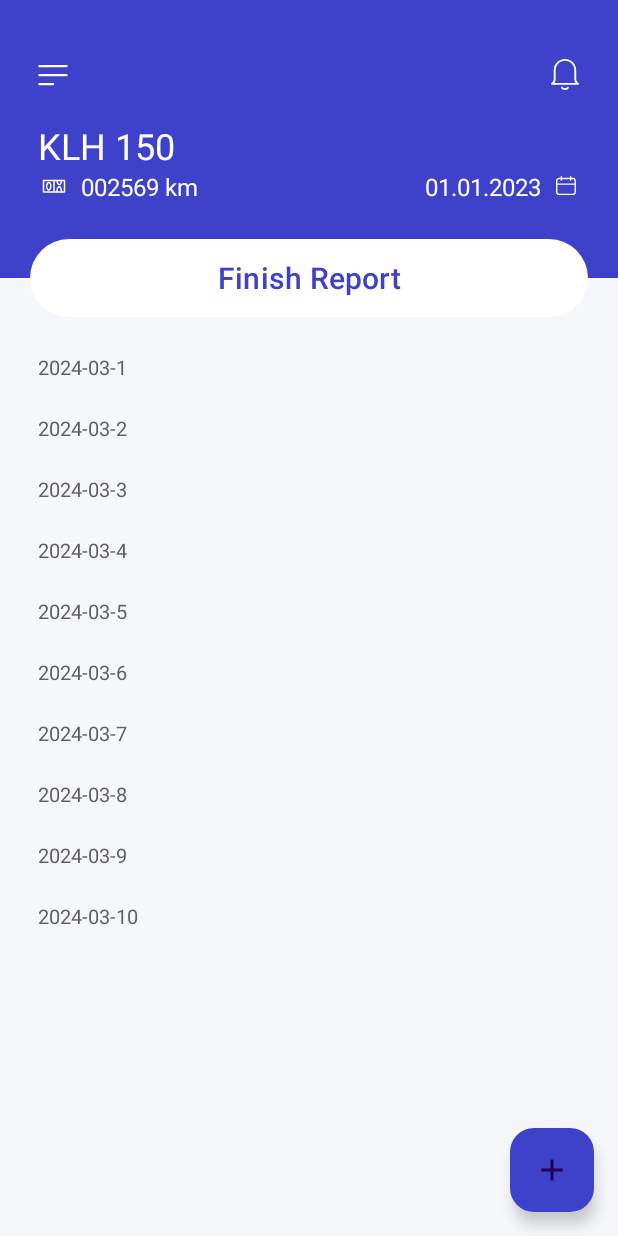
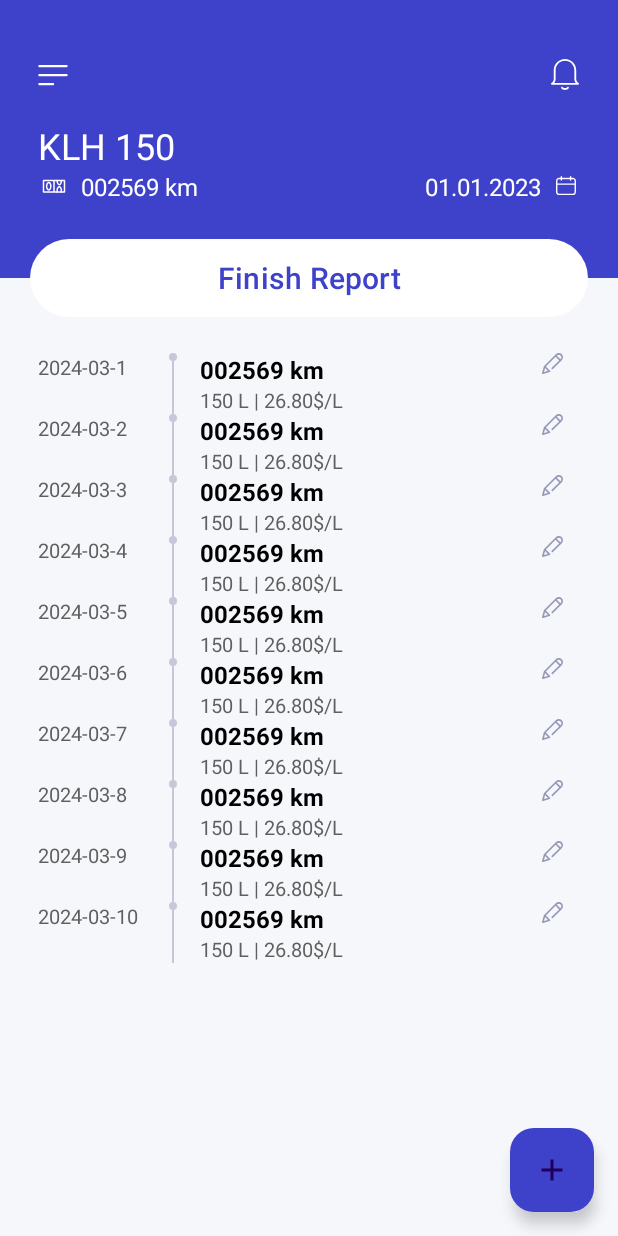
Before and after one commit to iiasceriwebmaster/Domenator, an Android app: the ReportActivity screen opened directly, with no data from a screen before it, on a phone screen of 412 x 824 dp. Run offline under Robolectric (Android 15) with nearby library versions, the phone set to English and light mode, and no system bars; our stand-ins replace data binding.

Commit message:
Added dot

```diff
--- a/app/src/main/AndroidManifest.xml
+++ b/app/src/main/AndroidManifest.xml
@@ -34,7 +34,7 @@
             android:name=".md.webmasterstudio.domenator.activities.CarReceptionActivity"
             android:exported="true" />
         <activity
-            android:name=".md.webmasterstudio.domenator.activities.ReportActivity"
+            android:name=".ui.activities.ReportActivity"
             android:exported="true" />
         <activity
             android:name=".md.webmasterstudio.domenator.activities.login.LoginActivity"
--- a/app/src/main/java/md/webmasterstudio/domenator/ui/activities/CarReceptionActivity.kt
+++ b/app/src/main/java/md/webmasterstudio/domenator/ui/activities/CarReceptionActivity.kt
@@ -15,6 +15,7 @@ import md.webmasterstudio.domenator.md.webmasterstudio.domenator.adapters.ImageA
 import md.webmasterstudio.domenator.ui.viewmodels.CarReceptionViewModel
 import md.webmasterstudio.domenator.md.webmasterstudio.domenator.viewutility.GridSpacingItemDecoration
 import md.webmasterstudio.domenator.ui.activities.NotificationActivity
+import md.webmasterstudio.domenator.ui.activities.ReportActivity
 
 class CarReceptionActivity : AppCompatActivity() {
 
--- a/app/src/main/java/md/webmasterstudio/domenator/ui/activities/ReportActivity.kt
+++ b/app/src/main/java/md/webmasterstudio/domenator/ui/activities/ReportActivity.kt
@@ -1,4 +1,4 @@
-package md.webmasterstudio.domenator.md.webmasterstudio.domenator.activities
+package md.webmasterstudio.domenator.ui.activities
 
 import android.os.Bundle
 import androidx.activity.enableEdgeToEdge
--- a/app/src/main/java/md/webmasterstudio/domenator/ui/adapters/ReportAdapter.kt
+++ b/app/src/main/java/md/webmasterstudio/domenator/ui/adapters/ReportAdapter.kt
@@ -23,10 +23,8 @@ class ReportAdapter(private var reportItems: List<ReportItem>) :
     override fun onBindViewHolder(holder: ReportViewHolder, position: Int) {
         val reportItem = reportItems[position]
         holder.reportDate.text = reportItem.date
-        // Load image into ImageView using Glide or Picasso or any other image loading library
-//        Glide.with(holder.itemView)
-//            .load(imageUri)
-//            .into(holder.imageView)
+        holder.reportDistance.text = reportItem.km
+        holder.reportConsumption.text = reportItem.quantityAndPricePerUnit
     }
 
     override fun getItemCount() = reportItems.size
@@ -38,6 +36,8 @@ class ReportAdapter(private var reportItems: List<ReportItem>) :
 
     inner class ReportViewHolder(itemView: View) : RecyclerView.ViewHolder(itemView) {
         val reportDate: TextView = itemView.findViewById(R.id.reportDate)
+        val reportDistance: TextView = itemView.findViewById(R.id.reportDistance)
+        val reportConsumption: TextView = itemView.findViewById(R.id.reportConsumption)
     }
 
 }
--- /dev/null
+++ b/app/src/main/res/drawable/listdot.xml
@@ -0,0 +1,9 @@
+<vector xmlns:android="http://schemas.android.com/apk/res/android"
+    android:width="5dp"
+    android:height="5dp"
+    android:viewportWidth="5"
+    android:viewportHeight="5">
+  <path
+      android:pathData="M2.5,2.5m-2.5,0a2.5,2.5 0,1 1,5 0a2.5,2.5 0,1 1,-5 0"
+      android:fillColor="#C6C7D8"/>
+</vector>
--- a/app/src/main/res/layout/report_item.xml
+++ b/app/src/main/res/layout/report_item.xml
@@ -15,15 +15,38 @@
 
         <TextView
             android:id="@+id/reportDate"
-            android:layout_width="wrap_content"
+            android:layout_width="0dp"
             android:layout_height="wrap_content"
-            android:layout_gravity="top|start"
+            android:layout_weight="2"
             android:textColor="@color/app_text_gray"
             android:textSize="13sp" />
 
         <LinearLayout
-            android:layout_width="wrap_content"
+            android:orientation="vertical"
+            android:gravity="center"
+            android:layout_weight="1"
+            android:layout_width="0dp"
+            android:layout_height="match_parent">
+
+            <!-- Dot -->
+            <View
+                android:layout_width="5dp"
+                android:layout_height="5dp"
+                android:background="@drawable/listdot"/>
+
+            <!-- Stroke -->
+            <View
+                android:id="@+id/stroke"
+                android:layout_width="1dp"
+                android:layout_height="match_parent"
+                android:background="@color/report_stroke"/>
+
+        </LinearLayout>
+
+        <LinearLayout
+            android:layout_width="0dp"
             android:layout_height="wrap_content"
+            android:layout_weight="6"
             android:orientation="vertical">
 
             <TextView
@@ -32,21 +55,23 @@
                 android:layout_height="wrap_content"
                 android:textColor="@color/black"
                 android:textSize="16sp"
-                android:textStyle="bold">
-
-            </TextView>
+                android:textStyle="bold" />
 
             <TextView
                 android:id="@+id/reportConsumption"
                 android:layout_width="wrap_content"
                 android:layout_height="wrap_content"
                 android:textColor="@color/app_text_gray"
-                android:textSize="13sp">
-
-            </TextView>
-
+                android:textSize="13sp" />
 
         </LinearLayout>
+
+        <ImageButton
+            android:background="@color/transparent"
+            android:src="@drawable/ic_crayon"
+            android:layout_width="0dp"
+            android:layout_height="wrap_content"
+            android:layout_weight="1" />
     </LinearLayout>
 
 </layout>
```
